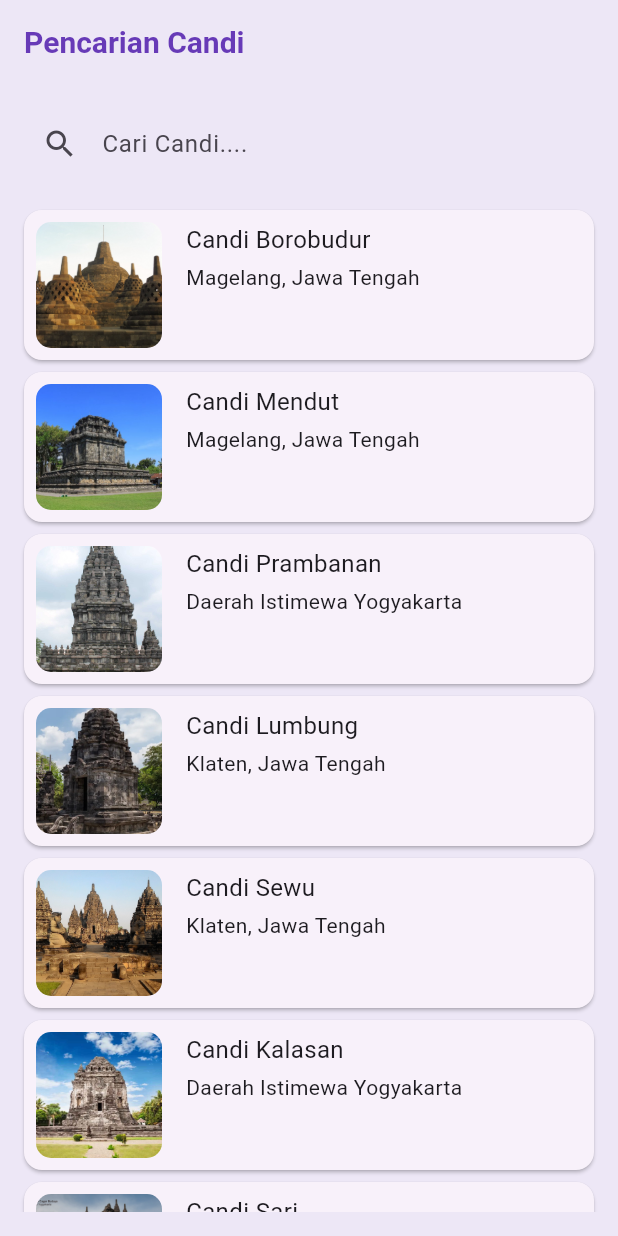
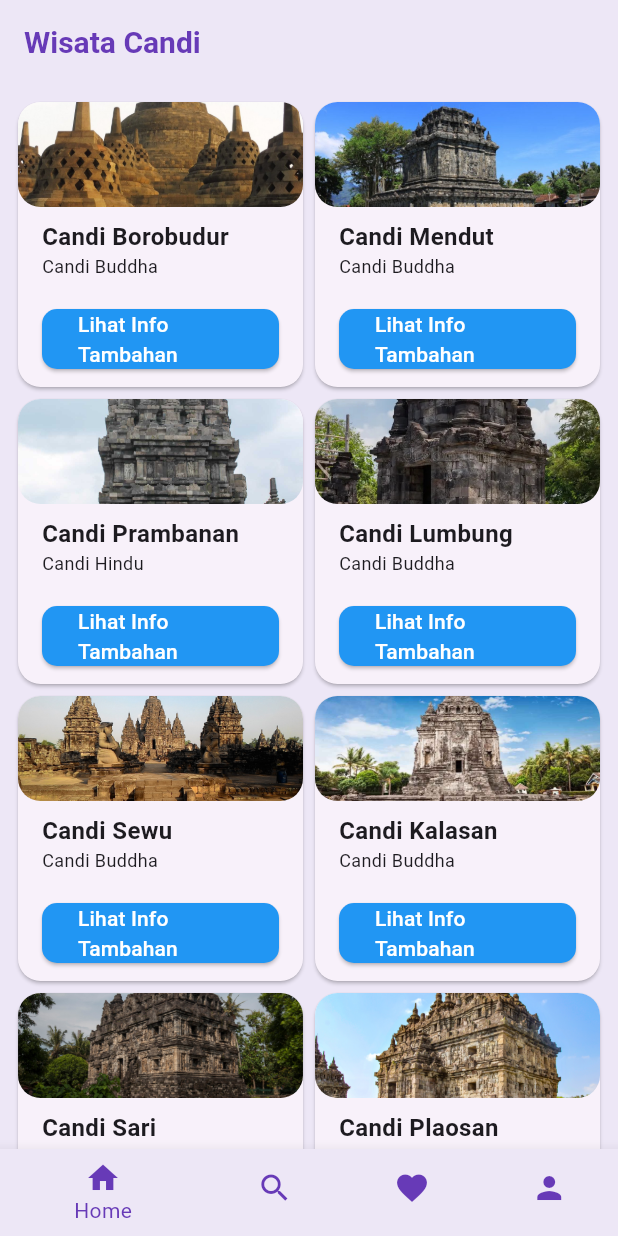
Before and after one commit to dhafaalrizqy/11_WisataCandi_MuhammadDhafaAlRizqy, a Flutter app: the screen it shows after launch, on a phone screen of 412 x 824 dp. Run offline on Flutter 3.47's test engine with Material 3 defaults, Android fonts, the phone set to English and light mode, and no system bars.

```diff
--- a/lib/main.dart
+++ b/lib/main.dart
@@ -1,9 +1,12 @@
 import 'package:flutter/material.dart';
 import 'package:wisata_candi/data/candi_data.dart';
 import 'package:wisata_candi/screens/detail_screen.dart';
+import 'package:wisata_candi/screens/favorite_screen.dart';
+import 'package:wisata_candi/screens/home_screen.dart';
 import 'package:wisata_candi/screens/profile_screen.dart';
 import 'package:wisata_candi/screens/search_screen.dart';
-import 'package:wisata_candi/screens/sign_in_screen.dart';
+import 'package:wisata_candi/screens/signin_screen.dart';
+import 'package:wisata_candi/screens/signup_screen.dart';
 
 void main() {
   runApp(const MyApp());
@@ -16,7 +19,7 @@ class MyApp extends StatelessWidget {
   @override
   Widget build(BuildContext context) {
     return MaterialApp(
-      title: 'Flutter Demo',
+      title: 'Wisata Candi',
       theme: ThemeData(
           appBarTheme: const AppBarTheme(
               iconTheme: IconThemeData(color: Colors.deepPurple),
@@ -24,13 +27,92 @@ class MyApp extends StatelessWidget {
                   color: Colors.deepPurple,
                   fontSize: 20,
                   fontWeight: FontWeight.bold)),
-        colorScheme: ColorScheme.fromSeed(seedColor: Colors.deepPurple)
-            .copyWith(
-                primary: Colors.deepPurple, surface: Colors.deepPurple[50]),
-        useMaterial3: true,
+          colorScheme:
+              ColorScheme.fromSeed(seedColor: Colors.deepPurple).copyWith(
+            primary: Colors.deepPurple,
+            surface: Colors.deepPurple[50],
           ),
-      home: SearchScreen(),
-      // home: DetailScreen(candi: candiList[0]),
+          useMaterial3: true),
+
+      // theme: ThemeData(
+      //   colorScheme: ColorScheme.fromSeed(seedColor: Colors.deepPurple),
+      //   useMaterial3: true,
+      // ),
+      home: MainScreen(),
+      initialRoute: '/',
+      routes: {
+        '/homescreen': (context) => const HomeScreen(),
+        '/signin': (context) => SigninScreen(),
+      },
+      //HomeScreen()
+      //SearchScreen(),
+      //SignInScreen()
+      //ProfileScreen(),
+      //DetailScreen(candi: candiList[0]),
     );
   }
 }
+
+class MainScreen extends StatefulWidget {
+  const MainScreen({super.key});
+
+  @override
+  State<MainScreen> createState() => _MainScreenState();
+}
+
+class _MainScreenState extends State<MainScreen> {
+  int _currentIndex = 0;
+  final List<Widget> _children = [
+    HomeScreen(),
+    SearchScreen(),
+    FavoriteScreen(),
+    ProfileScreen(),
+  ];
+
+  @override
+  Widget build(BuildContext context) {
+    return Scaffold(
+      body: _children[_currentIndex],
+      bottomNavigationBar: Theme(
+          data: Theme.of(context)
+              .copyWith(canvasColor: Colors.deepPurple.shade50),
+          child: BottomNavigationBar(
+            currentIndex: _currentIndex,
+            onTap: (value) {
+              setState(() {
+                _currentIndex = value;
+              });
+            },
+            items: const [
+              BottomNavigationBarItem(
+                  icon: Icon(
+                    Icons.home,
+                    color: Colors.deepPurple,
+                  ),
+                  label: "Home"),
+              BottomNavigationBarItem(
+                  icon: Icon(
+                    Icons.search,
+                    color: Colors.deepPurple,
+                  ),
+                  label: "Search"),
+              BottomNavigationBarItem(
+                  icon: Icon(
+                    Icons.favorite,
+                    color: Colors.deepPurple,
+                  ),
+                  label: "Favourite"),
+              BottomNavigationBarItem(
+                  icon: Icon(
+                    Icons.person,
+                    color: Colors.deepPurple,
+                  ),
+                  label: "Profile"),
+            ],
+            selectedItemColor: Colors.deepPurple,
+            unselectedItemColor: Colors.deepPurple.shade100,
+            showSelectedLabels: true,
+          )),
+    );
+  }
+}
--- a/lib/screens/favorite_screen.dart
+++ b/lib/screens/favorite_screen.dart
@@ -0,0 +1,15 @@
+import 'package:flutter/material.dart';
+
+class FavoriteScreen extends StatefulWidget {
+  const FavoriteScreen({super.key});
+
+  @override
+  State<FavoriteScreen> createState() => _FavoriteScreenState();
+}
+
+class _FavoriteScreenState extends State<FavoriteScreen> {
+  @override
+  Widget build(BuildContext context) {
+    return const Placeholder();
+  }
+}
--- /dev/null
+++ b/lib/screens/home_screen.dart
@@ -0,0 +1,32 @@
+import 'package:flutter/material.dart';
+import 'package:wisata_candi/data/candi_data.dart';
+import 'package:wisata_candi/models/candi.dart';
+import 'package:wisata_candi/screens/item_screen.dart';
+
+class HomeScreen extends StatefulWidget {
+  const HomeScreen({super.key});
+
+  @override
+  State<HomeScreen> createState() => _HomeScreenState();
+}
+
+class _HomeScreenState extends State<HomeScreen> {
+  @override
+  Widget build(BuildContext context) {
+    return Scaffold(
+      appBar: AppBar(
+        title: Text('Wisata Candi'),
+      ),
+      body: GridView.builder(
+        padding: EdgeInsets.all(8),
+        gridDelegate:
+            SliverGridDelegateWithFixedCrossAxisCount(crossAxisCount: 2),
+        itemCount: candiList.length,
+        itemBuilder: (context, index) {
+          Candi candi = candiList[index];
+          return ItemCard(candi: candi);
+        },
+      ),
+    );
+  }
+}
--- /dev/null
+++ b/lib/screens/item_screen.dart
@@ -0,0 +1,99 @@
+import 'package:flutter/material.dart';
+import 'package:wisata_candi/models/candi.dart';
+import 'package:wisata_candi/screens/detail_screen.dart';
+
+class ItemCard extends StatelessWidget {
+  final Candi candi;
+
+  const ItemCard({super.key, required this.candi});
+
+  @override
+  Widget build(BuildContext context) {
+    String actionLabel = 'Belum ada aksi';
+
+    return GestureDetector(
+      onTap: () {
+        Navigator.push(
+          context,
+          MaterialPageRoute(
+            builder: (context) => DetailScreen(candi: candi),
+          ),
+        );
+        ScaffoldMessenger.of(context).showSnackBar(
+          SnackBar(content: Text('Pengguna melakukan Tap')),
+        );
+      },
+      onDoubleTap: () {
+        actionLabel = 'Pengguna melakukan Double Tap';
+        ScaffoldMessenger.of(context).showSnackBar(
+          SnackBar(content: Text(actionLabel)),
+        );
+      },
+      onLongPress: () {
+        actionLabel = 'Pengguna melakukan Long Press';
+        ScaffoldMessenger.of(context).showSnackBar(
+          SnackBar(content: Text(actionLabel)),
+        );
+      },
+      child: Card(
+        shape: RoundedRectangleBorder(
+          borderRadius: BorderRadius.circular(15),
+        ),
+        margin: const EdgeInsets.all(4),
+        elevation: 1,
+        child: Column(
+          crossAxisAlignment: CrossAxisAlignment.start,
+          children: [
+            Expanded(
+              child: ClipRRect(
+                borderRadius: BorderRadius.circular(15),
+                child: Image.asset(
+                  candi.imageAsset,
+                  width: double.infinity,
+                  fit: BoxFit.cover,
+                ),
+              ),
+            ),
+            Padding(
+              padding: const EdgeInsets.only(left: 16, top: 8),
+              child: Text(
+                candi.name,
+                style: const TextStyle(
+                  fontSize: 16,
+                  fontWeight: FontWeight.bold,
+                ),
+              ),
+            ),
+            Padding(
+              padding: const EdgeInsets.only(left: 16, bottom: 8),
+              child: Text(
+                candi.type,
+                style: const TextStyle(fontSize: 12),
+              ),
+            ),
+            Padding(
+              padding: const EdgeInsets.symmetric(horizontal: 16, vertical: 8),
+              child: ElevatedButton(
+                onPressed: () {
+                  ScaffoldMessenger.of(context).showSnackBar(
+                    SnackBar(content: Text('Tombol Elevated Button ditekan')),
+                  );
+                },
+                style: ElevatedButton.styleFrom(
+                  shape: RoundedRectangleBorder(
+                    borderRadius: BorderRadius.circular(10),
+                  ),
+                  backgroundColor: Colors.blue,
+                ),
+                child: const Text(
+                  'Lihat Info Tambahan',
+                  style: TextStyle(color: Colors.white),
+                ),
+              ),
+            ),
+          ],
+        ),
+      ),
+    );
+  }
+}
--- /dev/null
+++ b/lib/screens/signup_screen.dart
@@ -0,0 +1 @@
+import 'package:flutter/material.dart';
```
Also changed, not shown: lib/screens/signin_screen.dart (renamed from lib/screens/sign_in_screen.dart). Lines whose indentation alone changed are shown as unchanged.
